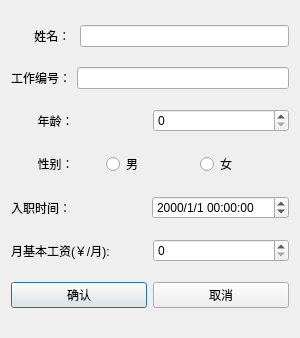
Old version of the form database/CarRent2/addworkerinfo.ui in the repository iyuge2/hust-mylab.
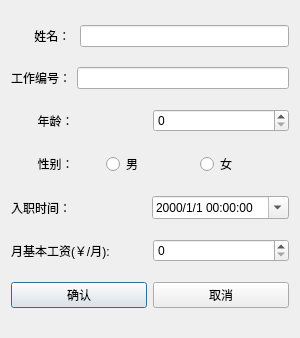
New version of the form.

```diff
--- a/database/CarRent2/addworkerinfo.ui
+++ b/database/CarRent2/addworkerinfo.ui
@@ -106,7 +106,7 @@
         <string>yyyy/M/d hh:mm:ss</string>
        </property>
        <property name="calendarPopup">
-        <bool>false</bool>
+        <bool>true</bool>
        </property>
       </widget>
      </item>
```
